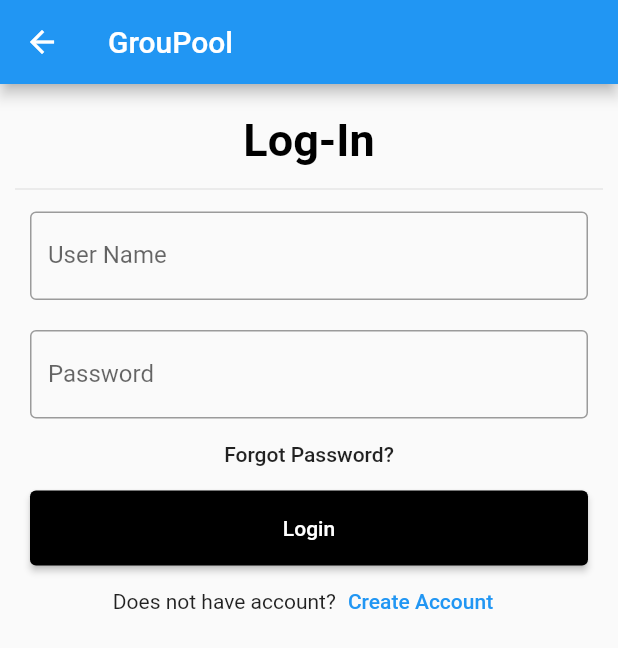
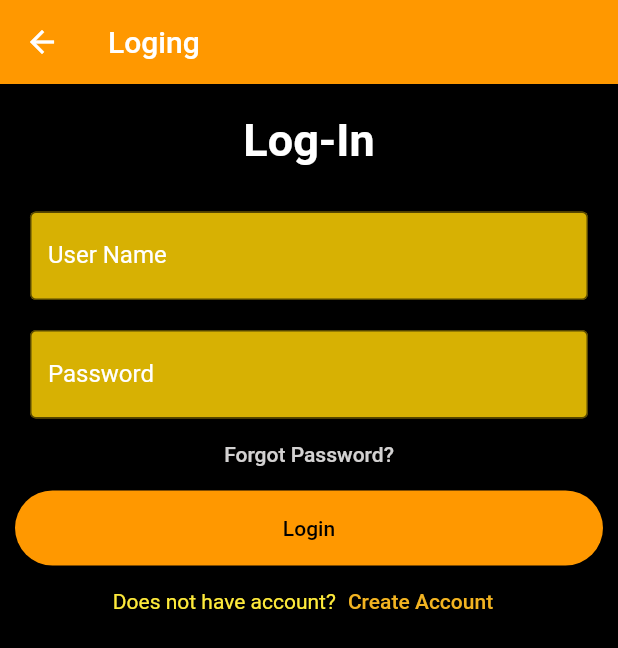
Before and after one commit to kavinduChamithG/car-pooling-app, a Flutter app: the LoginScreen screen opened directly, on a phone screen of 412 x 824 dp. Shown: the top 648 px of the screen. Run offline on Flutter 3.47's test engine with Material 2 defaults, Android fonts, the phone set to English and light mode, and no system bars; our stand-ins replace firebase_auth, firebase_core, firebase_database, fluttertoast; accounts and stored records are empty.

Commit message:
fourth commit till UI color change

```diff
--- a/lib/authentication/login_screen.dart
+++ b/lib/authentication/login_screen.dart
@@ -26,8 +26,10 @@ class _LoginScreenState extends State<LoginScreen> {
     return Scaffold(
         key: globalScaffoldKey,
         appBar: AppBar(
-          title: const Text('GrouPool'),
+          title: const Text('Loging'),
+          backgroundColor: Colors.orange,
         ),
+         backgroundColor: Color.fromARGB(255, 0, 0, 0),
         body: Padding(
             padding: const EdgeInsets.all(10),
             child: ListView(
@@ -38,7 +40,7 @@ class _LoginScreenState extends State<LoginScreen> {
                     child: const Text(
                       'Log-In',
                       style: TextStyle(
-                          color: Colors.black,
+                          color: Color.fromARGB(255, 255, 255, 255),
                           fontWeight: FontWeight.w600,
                           fontSize: 30),
                     )),
@@ -50,9 +52,15 @@ class _LoginScreenState extends State<LoginScreen> {
                   child: TextField(
                     key: ValueKey("userName"),
                     controller: emailController,
+
                     decoration: const InputDecoration(
                       border: OutlineInputBorder(),
                       labelText: 'User Name',
+                      labelStyle: TextStyle(color: Colors.white), // set the label text color to white
+                      focusedBorder: OutlineInputBorder(
+                      borderSide: BorderSide(color: Colors.white)),
+                      filled: true, // Set filled to true
+                      fillColor: Color.fromARGB(255, 215, 177, 3),
                     ),
                   ),
                 ),
@@ -65,6 +73,11 @@ class _LoginScreenState extends State<LoginScreen> {
                     decoration: const InputDecoration(
                       border: OutlineInputBorder(),
                       labelText: 'Password',
+                      labelStyle: TextStyle(color: Colors.white), // set the label text color to white
+                      focusedBorder: OutlineInputBorder(
+                      borderSide: BorderSide(color: Colors.white)),
+                      filled: true, // Set filled to true
+                  fillColor: Color.fromARGB(255, 215, 177, 3),
                     ),
                   ),
                 ),
@@ -72,18 +85,41 @@ class _LoginScreenState extends State<LoginScreen> {
                   onPressed: () {
                     //forgot password screen
                   },
-                  style: TextButton.styleFrom(foregroundColor: Colors.black87),
+                  style: TextButton.styleFrom(foregroundColor: Color.fromARGB(221, 244, 242, 242)),
                   child: const Text('Forgot Password?'),
                 ),
-                Container(
+
+
+                  // Set the width of the button
+                  Container(
+                    width: double.infinity,
                     height: 50,
+                    decoration: BoxDecoration(
+                    color: Colors.orange,
+                    borderRadius: BorderRadius.circular(25),
+                    boxShadow: [BoxShadow(
+                      color: Colors.black.withOpacity(0.5),
+                      blurRadius: 5,
+                      offset: Offset(0, 2),
+                     ),
+                    ],
+                    ),
+
                     padding: const EdgeInsets.fromLTRB(10, 0, 10, 0),
                     child: ElevatedButton(
                         key: ValueKey("login"),
                         style: ButtonStyle(
-                            backgroundColor:
-                            MaterialStateProperty.all<Color>(Colors.black)),
-                        child: const Text('Login'),
+                            shape: MaterialStateProperty.all<RoundedRectangleBorder>(
+                               RoundedRectangleBorder(
+                             borderRadius: BorderRadius.circular(25),
+                                ),
+                              ),
+                              backgroundColor: MaterialStateProperty.all<Color>(Colors.transparent),
+                              elevation: MaterialStateProperty.all<double>(0),
+                            //backgroundColor:MaterialStateProperty.all<Color>(Color.fromARGB(255, 250, 192, 3)),
+                            //foregroundColor: MaterialStateProperty.all<Color>(Colors.black)),
+                        ),
+                        child: const Text('Login',style: TextStyle(color: Colors.black)),
                         onPressed: () {
                           //todo
                         })),
@@ -91,10 +127,11 @@ class _LoginScreenState extends State<LoginScreen> {
                 Container(
                     child: Row(
                       children: <Widget>[
-                        const Text("Does not have account?"),
+                        const Text("Does not have account?",
+                        style: TextStyle(color: Colors.yellow),),
                         TextButton(
                           style: ButtonStyle(
-                            foregroundColor: MaterialStateProperty.all<Color>(Colors.blue),
+                            foregroundColor: MaterialStateProperty.all<Color>(Color.fromARGB(255, 243, 180, 33)),
                           ),
                           child: const Text(
                             'Create Account',
--- a/lib/splashScreen/splash_screen.dart
+++ b/lib/splashScreen/splash_screen.dart
@@ -50,7 +50,7 @@ class _MySplashScreenState extends State<MySplashScreen>
           child: Column(
               mainAxisAlignment: MainAxisAlignment.center,
               children: [
-                Image.asset("images/splashimage.png"),
+                Image.asset("images/splashimage.jpg"),
 
                 const SizedBox(height: 0,),
               ],
--- a/pubspec.yaml
+++ b/pubspec.yaml
@@ -19,7 +19,7 @@ publish_to: 'none' # Remove this line if you wish to publish to pub.dev
 version: 1.0.0+1
 
 environment:
-  sdk: '>=2.19.4 <3.0.0'
+  sdk: '>=2.19.2 <3.0.0'
 
 # Dependencies specify other packages that your package needs in order to work.
 # To automatically upgrade your package dependencies to the latest versions
@@ -64,6 +64,7 @@ flutter:
 
   assets:
     - images/
+    - images/splashimage.jpg
 
   # To add assets to your application, add an assets section, like this:
   # assets:
```
Also changed, not shown: images/splashimage.jpg (added), images/splashimage.png (deleted), pubspec.lock.
